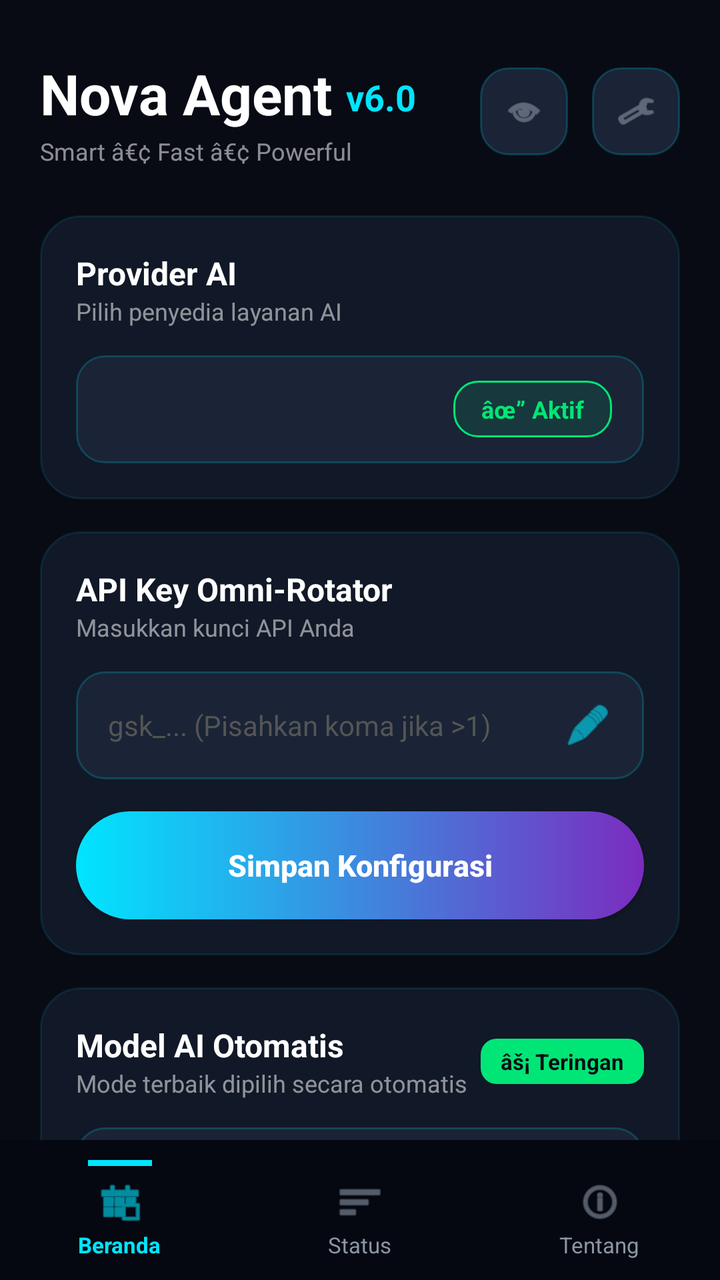
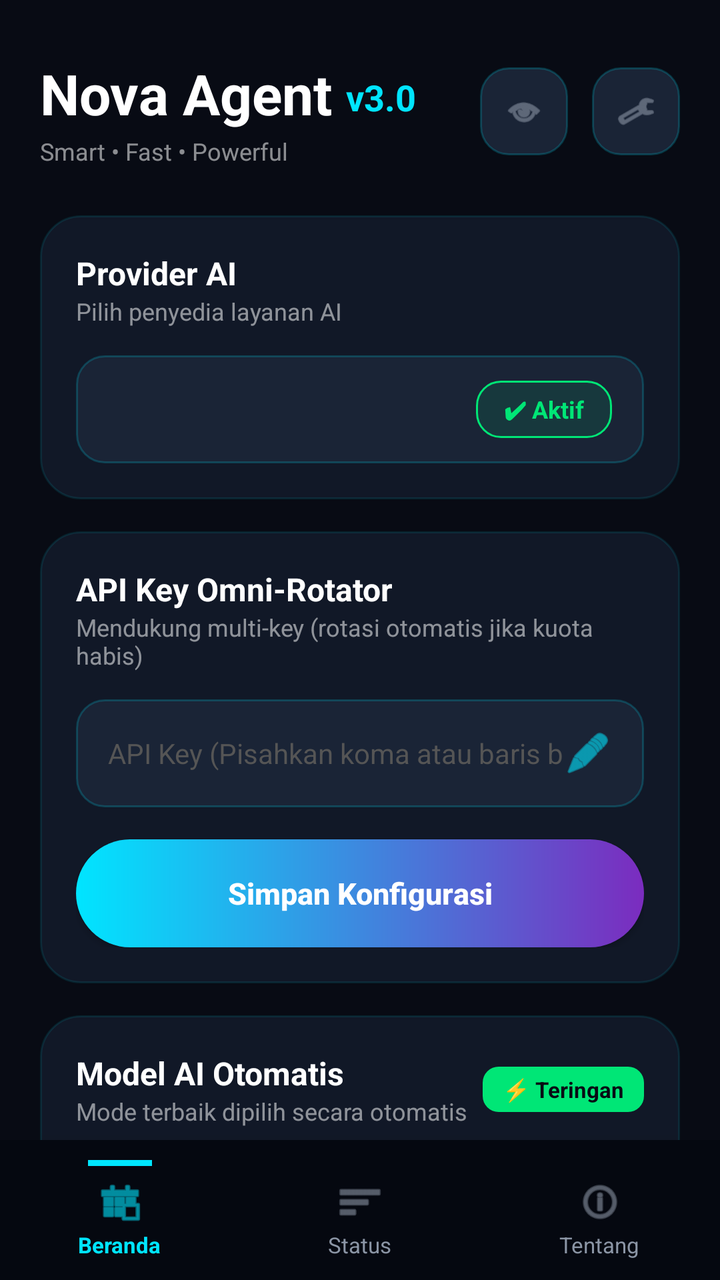

Two renders of the same Android screen: before a commit and after it. Below are the layout's source before the change and the commit's diff.
<!-- AndroidManifest.xml: application theme Theme.AppCompat.DayNight.NoActionBar -->
<!-- res/layout/activity_main.xml -->
<?xml version="1.0" encoding="utf-8"?>
<RelativeLayout xmlns:android="http://schemas.android.com/apk/res/android"
    android:layout_width="match_parent"
    android:layout_height="match_parent"
    android:background="@drawable/bg_ultra_main">

    <ScrollView
        android:layout_width="match_parent"
        android:layout_height="match_parent"
        android:layout_above="@+id/bottomNavContainer"
        android:fillViewport="true"
        android:scrollbars="none">

        <LinearLayout
            android:layout_width="match_parent"
            android:layout_height="wrap_content"
            android:orientation="vertical"
            android:padding="20dp">

            
            <RelativeLayout
                android:layout_width="match_parent"
                android:layout_height="wrap_content"
                android:layout_marginTop="8dp"
                android:layout_marginBottom="24dp">
                
                <LinearLayout
                    android:layout_width="wrap_content"
                    android:layout_height="wrap_content"
                    android:orientation="vertical"
                    android:layout_centerVertical="true">
                    <LinearLayout
                        android:layout_width="wrap_content"
                        android:layout_height="wrap_content"
                        android:orientation="horizontal"
                        android:gravity="bottom">
                        <TextView
                            android:layout_width="wrap_content"
                            android:layout_height="wrap_content"
                            android:text="Nova Agent "
                            android:textSize="28sp"
                            android:textStyle="bold"
                            android:textColor="#FFFFFF"/>
                        <TextView
                            android:layout_width="wrap_content"
                            android:layout_height="wrap_content"
                            android:text="v6.0"
                            android:textSize="18sp"
                            android:textStyle="bold"
                            android:textColor="#00E5FF"
                            android:layout_marginBottom="2dp"/>
                    </LinearLayout>
                    <TextView
                        android:layout_width="wrap_content"
                        android:layout_height="wrap_content"
                        android:text="Smart â€¢ Fast â€¢ Powerful"
                        android:textSize="12sp"
                        android:textColor="#88FFFFFF"
                        android:layout_marginTop="2dp"/>
                </LinearLayout>

                <LinearLayout
                    android:layout_width="wrap_content"
                    android:layout_height="wrap_content"
                    android:layout_alignParentEnd="true"
                    android:layout_centerVertical="true"
                    android:orientation="horizontal">
                    
                    <ImageView
                        android:id="@+id/btnThemeToggle"
                        android:layout_width="44dp"
                        android:layout_height="44dp"
                        android:src="@android:drawable/ic_menu_view"
                        android:tint="#8B95A5"
                        android:background="@drawable/bg_ultra_input"
                        android:padding="12dp"
                        android:layout_marginEnd="12dp"
                        android:clickable="true"
                        android:focusable="true"/>

                    <ImageView
                        android:id="@+id/btnSettings"
                        android:layout_width="44dp"
                        android:layout_height="44dp"
                        android:src="@android:drawable/ic_menu_manage"
                        android:tint="#8B95A5"
                        android:background="@drawable/bg_ultra_input"
                        android:padding="12dp"
                        android:clickable="true"
                        android:focusable="true"/>
                </LinearLayout>
            </RelativeLayout>

            
            <LinearLayout
                android:layout_width="match_parent"
                android:layout_height="wrap_content"
                android:background="@drawable/bg_ultra_card"
                android:orientation="vertical"
                android:padding="18dp"
                android:layout_marginBottom="16dp">

                <TextView android:layout_width="wrap_content" android:layout_height="wrap_content" android:text="Provider AI" android:textColor="#FFFFFF" android:textSize="16sp" android:textStyle="bold"/>
                <TextView android:layout_width="wrap_content" android:layout_height="wrap_content" android:text="Pilih penyedia layanan AI" android:textColor="#88FFFFFF" android:textSize="12sp" android:layout_marginBottom="14dp"/>
                
                <RelativeLayout android:layout_width="match_parent" android:layout_height="wrap_content">
                    <Spinner
                        android:id="@+id/spinnerProvider"
                        android:layout_width="match_parent"
                        android:layout_height="54dp"
                        android:background="@drawable/bg_ultra_input"
                        android:popupBackground="#111827"
                        android:paddingStart="16dp"/>
                    <TextView
                        android:layout_width="wrap_content"
                        android:layout_height="wrap_content"
                        android:text="âœ” Aktif"
                        android:background="@drawable/bg_badge_green"
                        android:textColor="#00E676"
                        android:textSize="12sp"
                        android:textStyle="bold"
                        android:paddingHorizontal="14dp"
                        android:paddingVertical="6dp"
                        android:layout_alignParentEnd="true"
                        android:layout_centerVertical="true"
                        android:layout_marginEnd="16dp"/>
                </RelativeLayout>
            </LinearLayout>

            
            <LinearLayout
                android:layout_width="match_parent"
                android:layout_height="wrap_content"
                android:background="@drawable/bg_ultra_card"
                android:orientation="vertical"
                android:padding="18dp"
                android:layout_marginBottom="16dp">

                <TextView android:layout_width="wrap_content" android:layout_height="wrap_content" android:text="API Key Omni-Rotator" android:textColor="#FFFFFF" android:textSize="16sp" android:textStyle="bold"/>
                <TextView android:layout_width="wrap_content" android:layout_height="wrap_content" android:text="Masukkan kunci API Anda" android:textColor="#88FFFFFF" android:textSize="12sp" android:layout_marginBottom="14dp"/>
                
                <RelativeLayout
                    android:layout_width="match_parent"
                    android:layout_height="54dp"
                    android:background="@drawable/bg_ultra_input"
                    android:paddingHorizontal="16dp"
                    android:layout_marginBottom="16dp"
                    android:gravity="center_vertical">
                    
                    <EditText
                        android:id="@+id/apiKeyInput"
                        android:layout_width="match_parent"
                        android:layout_height="match_parent"
                        android:hint="gsk_... (Pisahkan koma jika >1)"
                        android:textColorHint="#555555"
                        android:textColor="#FFFFFF"
                        android:background="@null"
                        android:inputType="textVisiblePassword"
                        android:textSize="14sp"
                        android:layout_toStartOf="@+id/btnPasteKey"/>

                    <ImageView
                        android:id="@+id/btnPasteKey"
                        android:layout_width="24dp"
                        android:layout_height="24dp"
                        android:src="@android:drawable/ic_menu_edit"
                        android:tint="#00E5FF"
                        android:layout_alignParentEnd="true"
                        android:layout_centerVertical="true"
                        android:clickable="true"
                        android:focusable="true"/>
                </RelativeLayout>

                <Button
                    android:id="@+id/btnSaveKey"
                    android:layout_width="match_parent"
                    android:layout_height="54dp"
                    android:text="Simpan Konfigurasi"
                    android:textAllCaps="false"
                    android:backgroundTint="@null"
                    android:background="@drawable/bg_btn_gradient"
                    android:textColor="#FFFFFF"
                    android:textStyle="bold"
                    android:textSize="15sp"/>
            </LinearLayout>

            
            <LinearLayout
                android:layout_width="match_parent"
                android:layout_height="wrap_content"
                android:background="@drawable/bg_ultra_card"
                android:orientation="vertical"
                android:padding="18dp"
                android:layout_marginBottom="16dp">
                
                <RelativeLayout android:layout_width="match_parent" android:layout_height="wrap_content" android:layout_marginBottom="14dp">
                    <TextView android:id="@+id/tvModelHeader" android:layout_width="wrap_content" android:layout_height="wrap_content" android:text="Model AI Otomatis" android:textColor="#FFFFFF" android:textSize="16sp" android:textStyle="bold"/>
                    <TextView android:layout_width="wrap_content" android:layout_height="wrap_content" android:text="Mode terbaik dipilih secara otomatis" android:textColor="#88FFFFFF" android:textSize="12sp" android:layout_below="@id/tvModelHeader"/>
                    <TextView
                        android:layout_width="wrap_content"
                        android:layout_height="wrap_content"
                        android:text="âš¡ Teringan"
                        android:background="@drawable/bg_badge_green_solid"
                        android:textColor="#080B14"
                        android:textSize="11sp"
                        android:textStyle="bold"
                        android:paddingHorizontal="10dp"
                        android:paddingVertical="4dp"
                        android:layout_alignParentEnd="true"
                        android:layout_centerVertical="true"/>
                </RelativeLayout>

                <RelativeLayout
                    android:layout_width="match_parent"
                    android:layout_height="54dp"
                    android:background="@drawable/bg_ultra_input"
                    android:paddingHorizontal="16dp"
                    android:gravity="center_vertical">
                    
                    <TextView
                        android:id="@+id/tvAutoModel"
                        android:layout_width="match_parent"
                        android:layout_height="wrap_content"
                        android:text="openai/gpt-oss-20b"
                        android:textColor="#FFFFFF"
                        android:textSize="14sp"
                        android:textStyle="bold"
                        android:layout_toStartOf="@+id/ivArrowModel"/>

                    <ImageView
                        android:id="@+id/ivArrowModel"
                        android:layout_width="20dp"
                        android:layout_height="20dp"
                        android:src="@android:drawable/ic_media_play"
                        android:tint="#88FFFFFF"
                        android:rotation="90"
                        android:layout_alignParentEnd="true"
                        android:layout_centerVertical="true"/>
                </RelativeLayout>
            </LinearLayout>

            
            <LinearLayout
                android:layout_width="match_parent"
                android:layout_height="wrap_content"
                android:background="@drawable/bg_ultra_card"
                android:orientation="vertical"
                android:padding="18dp"
                android:layout_marginBottom="24dp">
                
                <RelativeLayout android:layout_width="match_parent" android:layout_height="wrap_content" android:layout_marginBottom="16dp">
                    <TextView android:id="@+id/tvPermHeader" android:layout_width="wrap_content" android:layout_height="wrap_content" android:text="Status Perizinan Wajib" android:textColor="#FFFFFF" android:textSize="16sp" android:textStyle="bold"/>
                    <TextView android:layout_width="wrap_content" android:layout_height="wrap_content" android:text="Aplikasi siap digunakan" android:textColor="#88FFFFFF" android:textSize="12sp" android:layout_below="@id/tvPermHeader"/>
                    <TextView
                        android:layout_width="wrap_content"
                        android:layout_height="wrap_content"
                        android:text="âœ” Terverifikasi"
                        android:background="@drawable/bg_badge_green"
                        android:textColor="#00E676"
                        android:textSize="12sp"
                        android:textStyle="bold"
                        android:paddingHorizontal="12dp"
                        android:paddingVertical="4dp"
                        android:layout_alignParentEnd="true"
                        android:layout_centerVertical="true"/>
                </RelativeLayout>

                <RelativeLayout
                    android:id="@+id/btnAccessibility"
                    android:layout_width="match_parent"
                    android:layout_height="48dp"
                    android:background="@drawable/bg_ultra_input"
                    android:layout_marginBottom="12dp"
                    android:paddingHorizontal="16dp"
                    android:gravity="center_vertical"
                    android:clickable="true"
                    android:focusable="true">
                    <TextView android:layout_width="wrap_content" android:layout_height="wrap_content" android:text="Aksesibilitas Otonom" android:textColor="#FFF" android:textSize="13sp"/>
                    <TextView android:id="@+id/tvStatusA11y" android:layout_width="wrap_content" android:layout_height="wrap_content" android:text="âœ” Terverifikasi" android:background="@drawable/bg_badge_green" android:textColor="#00E676" android:textSize="10sp" android:textStyle="bold" android:paddingHorizontal="10dp" android:paddingVertical="4dp" android:layout_alignParentEnd="true"/>
                </RelativeLayout>

                <RelativeLayout
                    android:id="@+id/btnOverlay"
                    android:layout_width="match_parent"
                    android:layout_height="48dp"
                    android:background="@drawable/bg_ultra_input"
                    android:paddingHorizontal="16dp"
                    android:gravity="center_vertical"
                    android:clickable="true"
                    android:focusable="true">
                    <TextView android:layout_width="wrap_content" android:layout_height="wrap_content" android:text="Izin Jendela Mengambang" android:textColor="#FFF" android:textSize="13sp"/>
                    <TextView android:id="@+id/tvStatusOverlay" android:layout_width="wrap_content" android:layout_height="wrap_content" android:text="âœ” Terverifikasi" android:background="@drawable/bg_badge_green" android:textColor="#00E676" android:textSize="10sp" android:textStyle="bold" android:paddingHorizontal="10dp" android:paddingVertical="4dp" android:layout_alignParentEnd="true"/>
                </RelativeLayout>
            </LinearLayout>

            
            <Button
                android:id="@+id/btnStart"
                android:layout_width="match_parent"
                android:layout_height="65dp"
                android:backgroundTint="@null"
                android:background="@drawable/bg_btn_gradient"
                android:text="â–¶  Mulai Nova"
                android:textAllCaps="false"
                android:textColor="#FFFFFF"
                android:textSize="20sp"
                android:textStyle="bold"
                android:layout_marginBottom="24dp"
                android:elevation="6dp"/>

            
            <LinearLayout
                android:layout_width="match_parent"
                android:layout_height="wrap_content"
                android:orientation="vertical"
                android:gravity="center"
                android:layout_marginBottom="30dp">
                <ImageView
                    android:layout_width="20dp"
                    android:layout_height="20dp"
                    android:src="@android:drawable/star_on"
                    android:tint="#FFD700"
                    android:layout_marginBottom="4dp"/>
                <TextView
                    android:layout_width="wrap_content"
                    android:layout_height="wrap_content"
                    android:text="Developed by"
                    android:textSize="10sp"
                    android:textColor="#88FFFFFF"/>
                <TextView
                    android:id="@+id/tvDeveloperCredit"
                    android:layout_width="wrap_content"
                    android:layout_height="wrap_content"
                    android:text="MOCH KHOIRUL AZMAN"
                    android:textSize="13sp"
                    android:textStyle="bold"
                    android:textColor="#00E5FF"
                    android:letterSpacing="0.1"
                    android:layout_marginTop="2dp"/>
            </LinearLayout>

        </LinearLayout>
    </ScrollView>

    
    <LinearLayout
        android:id="@+id/bottomNavContainer"
        android:layout_width="match_parent"
        android:layout_height="70dp"
        android:layout_alignParentBottom="true"
        android:background="#050810"
        android:orientation="horizontal"
        android:weightSum="3"
        android:elevation="24dp">
        
        <LinearLayout
            android:id="@+id/navBeranda"
            android:layout_width="0dp"
            android:layout_height="match_parent"
            android:layout_weight="1"
            android:orientation="vertical"
            android:gravity="center"
            android:clickable="true"
            android:focusable="true">
            <View android:id="@+id/lineBeranda" android:layout_width="32dp" android:layout_height="3dp" android:background="#00E5FF" android:layout_marginBottom="6dp"/>
            <ImageView android:id="@+id/icBeranda" android:layout_width="24dp" android:layout_height="24dp" android:src="@android:drawable/ic_menu_today" android:tint="#00E5FF"/>
            <TextView android:id="@+id/tvBeranda" android:layout_width="wrap_content" android:layout_height="wrap_content" android:text="Beranda" android:textColor="#00E5FF" android:textSize="11sp" android:textStyle="bold" android:layout_marginTop="2dp"/>
        </LinearLayout>

        <LinearLayout
            android:id="@+id/navStatus"
            android:layout_width="0dp"
            android:layout_height="match_parent"
            android:layout_weight="1"
            android:orientation="vertical"
            android:gravity="center"
            android:clickable="true"
            android:focusable="true">
            <View android:id="@+id/lineStatus" android:layout_width="32dp" android:layout_height="3dp" android:background="#00E5FF" android:visibility="invisible" android:layout_marginBottom="6dp"/>
            <ImageView android:id="@+id/icStatus" android:layout_width="24dp" android:layout_height="24dp" android:src="@android:drawable/ic_menu_sort_by_size" android:tint="#8B95A5"/>
            <TextView android:id="@+id/tvStatusNav" android:layout_width="wrap_content" android:layout_height="wrap_content" android:text="Status" android:textColor="#8B95A5" android:textSize="11sp" android:layout_marginTop="2dp"/>
        </LinearLayout>

        <LinearLayout
            android:id="@+id/navTentang"
            android:layout_width="0dp"
            android:layout_height="match_parent"
            android:layout_weight="1"
            android:orientation="vertical"
            android:gravity="center"
            android:clickable="true"
            android:focusable="true">
            <View android:id="@+id/lineTentang" android:layout_width="32dp" android:layout_height="3dp" android:background="#00E5FF" android:visibility="invisible" android:layout_marginBottom="6dp"/>
            <ImageView android:id="@+id/icTentang" android:layout_width="24dp" android:layout_height="24dp" android:src="@android:drawable/ic_menu_info_details" android:tint="#8B95A5"/>
            <TextView android:id="@+id/tvTentangNav" android:layout_width="wrap_content" android:layout_height="wrap_content" android:text="Tentang" android:textColor="#8B95A5" android:textSize="11sp" android:layout_marginTop="2dp"/>
        </LinearLayout>
    </LinearLayout>

</RelativeLayout>
<!-- resources referenced by this layout -->
<resources>
  <!-- drawable bg_badge_green (drawable) -->
  <?xml version="1.0" encoding="utf-8"?>
  <shape xmlns:android="http://schemas.android.com/apk/res/android">
      <solid android:color="#1A00E676" />
      <corners android:radius="12dp" />
      <stroke android:width="1dp" android:color="#00E676" />
  </shape>
  <!-- drawable bg_badge_green_solid (drawable) -->
  <?xml version="1.0" encoding="utf-8"?>
  <shape xmlns:android="http://schemas.android.com/apk/res/android">
      <solid android:color="#00E676" />
      <corners android:radius="8dp" />
  </shape>
  <!-- drawable bg_btn_gradient (drawable) -->
  <?xml version="1.0" encoding="utf-8"?>
  <ripple xmlns:android="http://schemas.android.com/apk/res/android" android:color="#FFFFFF">
      <item>
          <shape android:shape="rectangle">
              <gradient android:startColor="#00E5FF" android:endColor="#7B2CBF" android:angle="0" />
              <corners android:radius="30dp" />
          </shape>
      </item>
  </ripple>
  <!-- drawable bg_ultra_card (drawable) -->
  <?xml version="1.0" encoding="utf-8"?>
  <shape xmlns:android="http://schemas.android.com/apk/res/android">
      <solid android:color="#111827" />
      <corners android:radius="20dp" />
      <stroke android:width="1dp" android:color="#1A00E5FF" />
  </shape>
  <!-- drawable bg_ultra_input (drawable) -->
  <?xml version="1.0" encoding="utf-8"?>
  <shape xmlns:android="http://schemas.android.com/apk/res/android">
      <solid android:color="#1A2436" />
      <corners android:radius="14dp" />
      <stroke android:width="1dp" android:color="#3300E5FF" />
  </shape>
  <!-- drawable bg_ultra_main (drawable) -->
  <?xml version="1.0" encoding="utf-8"?>
  <shape xmlns:android="http://schemas.android.com/apk/res/android">
      <solid android:color="#080B14" />
  </shape>
</resources>

<!-- the commit's change to res/layout/activity_main.xml (unified diff, before → after) -->
@@ -44,7 +44,7 @@
                         <TextView
                             android:layout_width="wrap_content"
                             android:layout_height="wrap_content"
-                            android:text="v6.0"
+                            android:text="v3.0"
                             android:textSize="18sp"
                             android:textStyle="bold"
                             android:textColor="#00E5FF"
@@ -53,7 +53,7 @@
                     <TextView
                         android:layout_width="wrap_content"
                         android:layout_height="wrap_content"
-                        android:text="Smart â€¢ Fast â€¢ Powerful"
+                        android:text="Smart • Fast • Powerful"
                         android:textSize="12sp"
                         android:textColor="#88FFFFFF"
                         android:layout_marginTop="2dp"/>
@@ -114,7 +114,7 @@
                     <TextView
                         android:layout_width="wrap_content"
                         android:layout_height="wrap_content"
-                        android:text="âœ” Aktif"
+                        android:text="✔ Aktif"
                         android:background="@drawable/bg_badge_green"
                         android:textColor="#00E676"
                         android:textSize="12sp"
@@ -137,7 +137,7 @@
                 android:layout_marginBottom="16dp">
 
                 <TextView android:layout_width="wrap_content" android:layout_height="wrap_content" android:text="API Key Omni-Rotator" android:textColor="#FFFFFF" android:textSize="16sp" android:textStyle="bold"/>
-                <TextView android:layout_width="wrap_content" android:layout_height="wrap_content" android:text="Masukkan kunci API Anda" android:textColor="#88FFFFFF" android:textSize="12sp" android:layout_marginBottom="14dp"/>
+                <TextView android:layout_width="wrap_content" android:layout_height="wrap_content" android:text="Mendukung multi-key (rotasi otomatis jika kuota habis)" android:textColor="#88FFFFFF" android:textSize="12sp" android:layout_marginBottom="14dp"/>
                 
                 <RelativeLayout
                     android:layout_width="match_parent"
@@ -151,7 +151,7 @@
                         android:id="@+id/apiKeyInput"
                         android:layout_width="match_parent"
                         android:layout_height="match_parent"
-                        android:hint="gsk_... (Pisahkan koma jika >1)"
+                        android:hint="API Key (Pisahkan koma atau baris baru jika >1)"
                         android:textColorHint="#555555"
                         android:textColor="#FFFFFF"
                         android:background="@null"
@@ -199,7 +199,7 @@
                     <TextView
                         android:layout_width="wrap_content"
                         android:layout_height="wrap_content"
-                        android:text="âš¡ Teringan"
+                        android:text="⚡ Teringan"
                         android:background="@drawable/bg_badge_green_solid"
                         android:textColor="#080B14"
                         android:textSize="11sp"
@@ -254,7 +254,7 @@
                     <TextView
                         android:layout_width="wrap_content"
                         android:layout_height="wrap_content"
-                        android:text="âœ” Terverifikasi"
+                        android:text="✔ Terverifikasi"
                         android:background="@drawable/bg_badge_green"
                         android:textColor="#00E676"
                         android:textSize="12sp"
@@ -276,7 +276,7 @@
                     android:clickable="true"
                     android:focusable="true">
                     <TextView android:layout_width="wrap_content" android:layout_height="wrap_content" android:text="Aksesibilitas Otonom" android:textColor="#FFF" android:textSize="13sp"/>
-                    <TextView android:id="@+id/tvStatusA11y" android:layout_width="wrap_content" android:layout_height="wrap_content" android:text="âœ” Terverifikasi" android:background="@drawable/bg_badge_green" android:textColor="#00E676" android:textSize="10sp" android:textStyle="bold" android:paddingHorizontal="10dp" android:paddingVertical="4dp" android:layout_alignParentEnd="true"/>
+                    <TextView android:id="@+id/tvStatusA11y" android:layout_width="wrap_content" android:layout_height="wrap_content" android:text="✔ Terverifikasi" android:background="@drawable/bg_badge_green" android:textColor="#00E676" android:textSize="10sp" android:textStyle="bold" android:paddingHorizontal="10dp" android:paddingVertical="4dp" android:layout_alignParentEnd="true"/>
                 </RelativeLayout>
 
                 <RelativeLayout
@@ -289,7 +289,7 @@
                     android:clickable="true"
                     android:focusable="true">
                     <TextView android:layout_width="wrap_content" android:layout_height="wrap_content" android:text="Izin Jendela Mengambang" android:textColor="#FFF" android:textSize="13sp"/>
-                    <TextView android:id="@+id/tvStatusOverlay" android:layout_width="wrap_content" android:layout_height="wrap_content" android:text="âœ” Terverifikasi" android:background="@drawable/bg_badge_green" android:textColor="#00E676" android:textSize="10sp" android:textStyle="bold" android:paddingHorizontal="10dp" android:paddingVertical="4dp" android:layout_alignParentEnd="true"/>
+                    <TextView android:id="@+id/tvStatusOverlay" android:layout_width="wrap_content" android:layout_height="wrap_content" android:text="✔ Terverifikasi" android:background="@drawable/bg_badge_green" android:textColor="#00E676" android:textSize="10sp" android:textStyle="bold" android:paddingHorizontal="10dp" android:paddingVertical="4dp" android:layout_alignParentEnd="true"/>
                 </RelativeLayout>
             </LinearLayout>
 
@@ -300,7 +300,7 @@
                 android:layout_height="65dp"
                 android:backgroundTint="@null"
                 android:background="@drawable/bg_btn_gradient"
-                android:text="â–¶  Mulai Nova"
+                android:text="▶  Mulai Nova"
                 android:textAllCaps="false"
                 android:textColor="#FFFFFF"
                 android:textSize="20sp"
